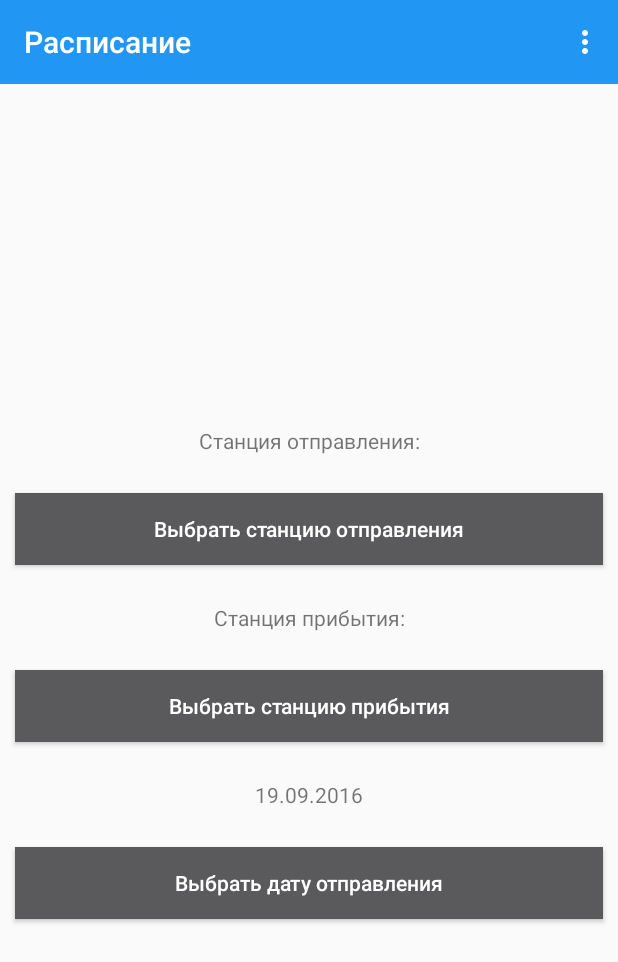
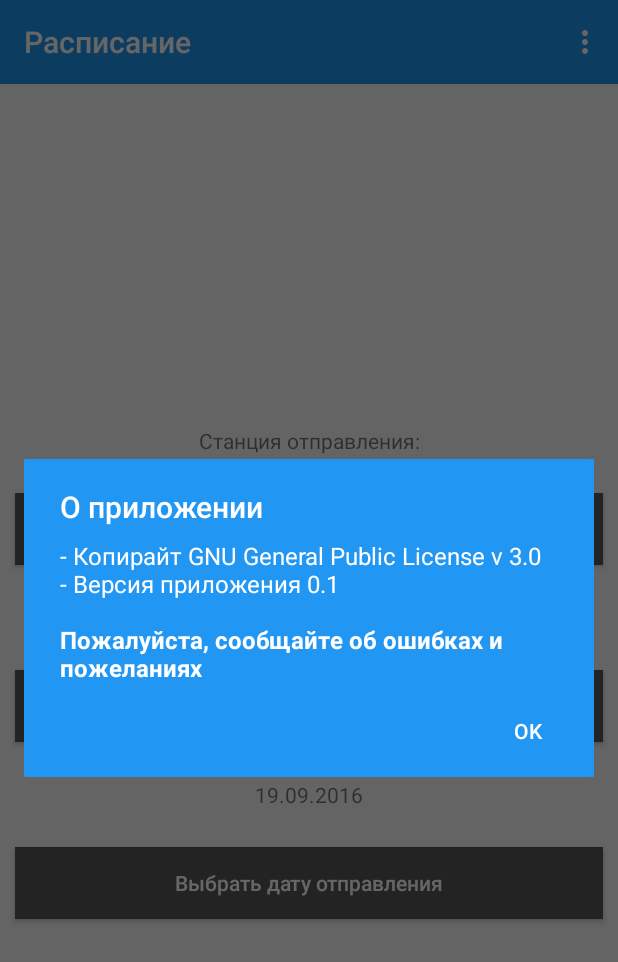
Before and after one commit to kutuzov/Stations, an Android app: the screen it shows after launch (MainActivity), in the options menu, after a tap on "О приложении", on a phone screen of 412 x 824 dp. Shown: the top 962 px of the screen. Run offline under Robolectric (Android 15) with nearby library versions, the phone set to English and light mode, and no system bars.

Commit message:
About added

```diff
--- a/app/src/main/java/com/example/mike/stations/MainActivity.java
+++ b/app/src/main/java/com/example/mike/stations/MainActivity.java
@@ -1,12 +1,16 @@
 package com.example.mike.stations;
 
 
+import android.content.DialogInterface;
 import android.content.Intent;
+import android.content.SharedPreferences;
 import android.os.AsyncTask;
 import android.support.design.widget.Snackbar;
+import android.support.v7.app.AlertDialog;
 import android.support.v7.app.AppCompatActivity;
 import android.os.Bundle;
 import android.support.v7.widget.Toolbar;
+import android.text.Html;
 import android.view.Menu;
 import android.view.MenuItem;
 import android.view.View;
@@ -159,6 +163,19 @@ public class MainActivity extends AppCompatActivity {
         int id = item.getItemId();
 
         if(id == R.id.action_settings) {
+            String htmlBr = "<br/>";
+            String htmlB = "<b>";
+            AlertDialog.Builder appInfo = new AlertDialog.Builder(this, R.style.AppCompatAlertDialogStyle);
+            appInfo.setTitle((R.string.textAboutTitle));
+            String txt = getString(R.string.textAbout1) + htmlBr + getString(R.string.textAbout2)
+                    + htmlBr + htmlBr + htmlB + getString(R.string.textAbout3);
+            appInfo.setMessage(Html.fromHtml(txt));
+
+            appInfo.setPositiveButton("Ok", new DialogInterface.OnClickListener() {
+                public void onClick(DialogInterface dialog, int which) {
+                }
+            });
+            appInfo.show();
         }
 
         return super.onOptionsItemSelected(item);
@@ -174,5 +191,4 @@ public class MainActivity extends AppCompatActivity {
 
 
 
-
 }
--- a/app/src/main/res/values/strings.xml
+++ b/app/src/main/res/values/strings.xml
@@ -19,7 +19,10 @@
     <string name="countryTitle">Страна</string>
     <string name="changeStationButtonText">Выбрать станцию</string>
     <string name="textCity">город</string>
-
+    <string name="textAboutTitle">О приложении</string>
+    <string name="textAbout1">- Копирайт GNU General Public License v 3.0</string>
+    <string name="textAbout2">- Версия приложения 0.1</string>
+    <string name="textAbout3">Пожалуйста, сообщайте об ошибках и пожеланиях</string>
 
     <!--<string name=""></string>-->
 </resources>
```
